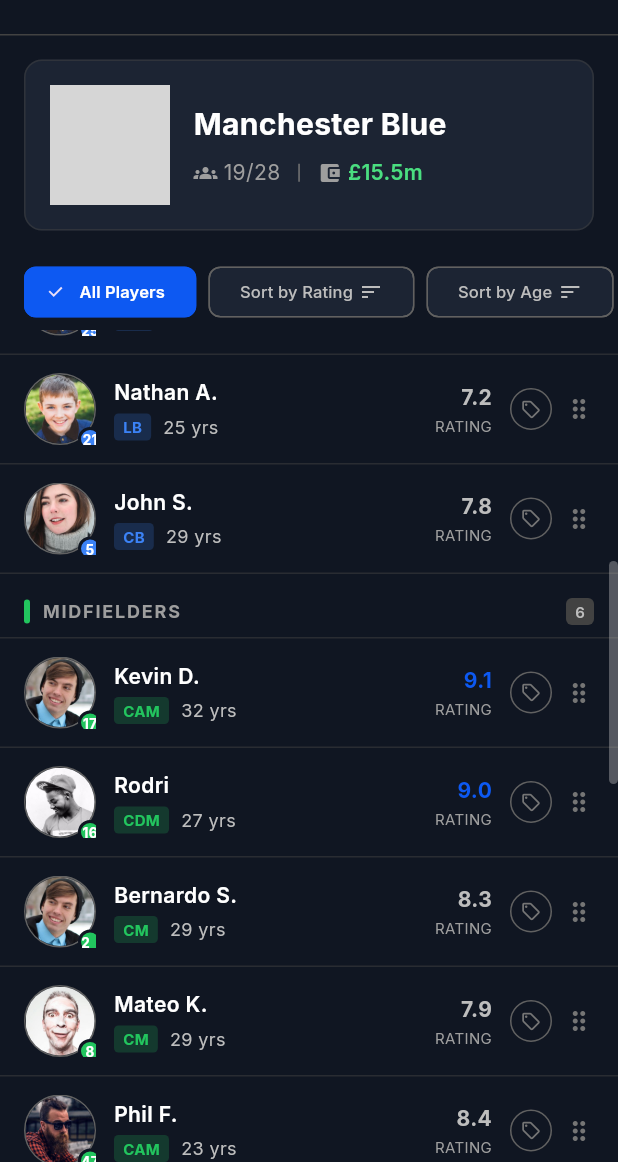
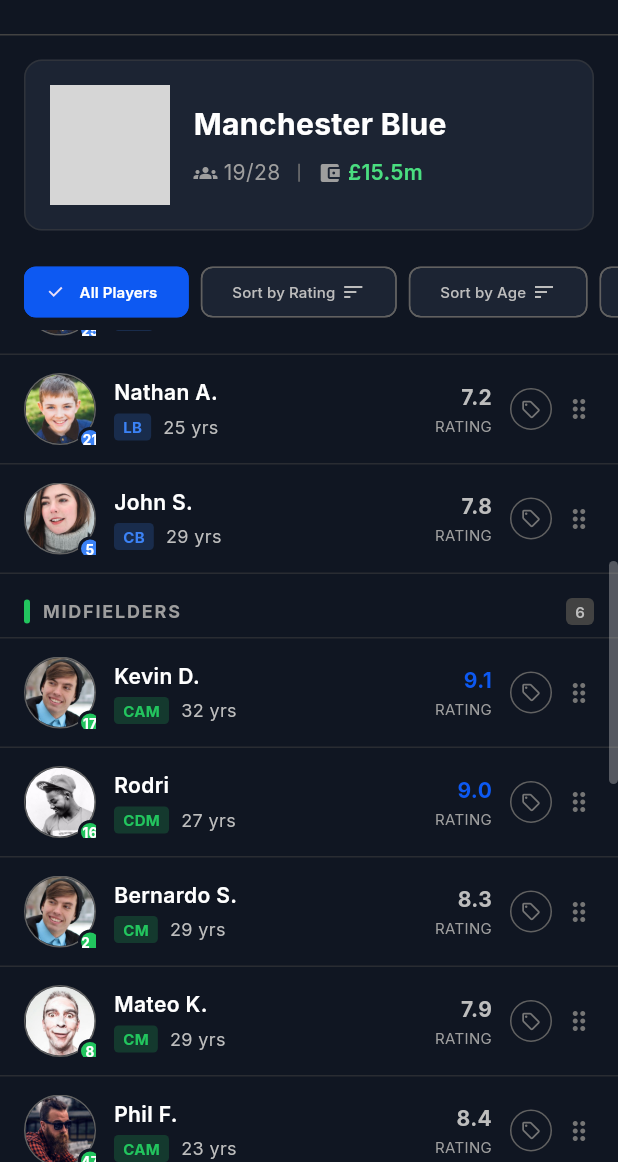
Before and after one commit to btayari/flutter_poc, a Flutter app: the SquadManagementScreen screen opened by its route, scrolled down 576 dp, on a phone screen of 412 x 824 dp, the part 74-1236 px from its top. Run offline on Flutter 3.47's test engine with Material 3 defaults, Android fonts, the light colour scheme and no system bars; our stand-ins replace google_fonts; network calls fail; grey boxes are pictures that could not be loaded.

Commit message:
adjust filter chip font size in squad management screen

```diff
--- a/lib/screens/squad_management_screen.dart
+++ b/lib/screens/squad_management_screen.dart
@@ -1649,7 +1649,7 @@ class _SquadManagementScreenState extends State<SquadManagementScreen> {
                     filter,
                     style: TextStyle(
                       color: isSelected ? Colors.white : Colors.grey[400],
-                      fontSize: 11,
+                      fontSize: 10,
                       fontWeight: isSelected ? FontWeight.w600 : FontWeight.w500,
                     ),
                   ),
```
